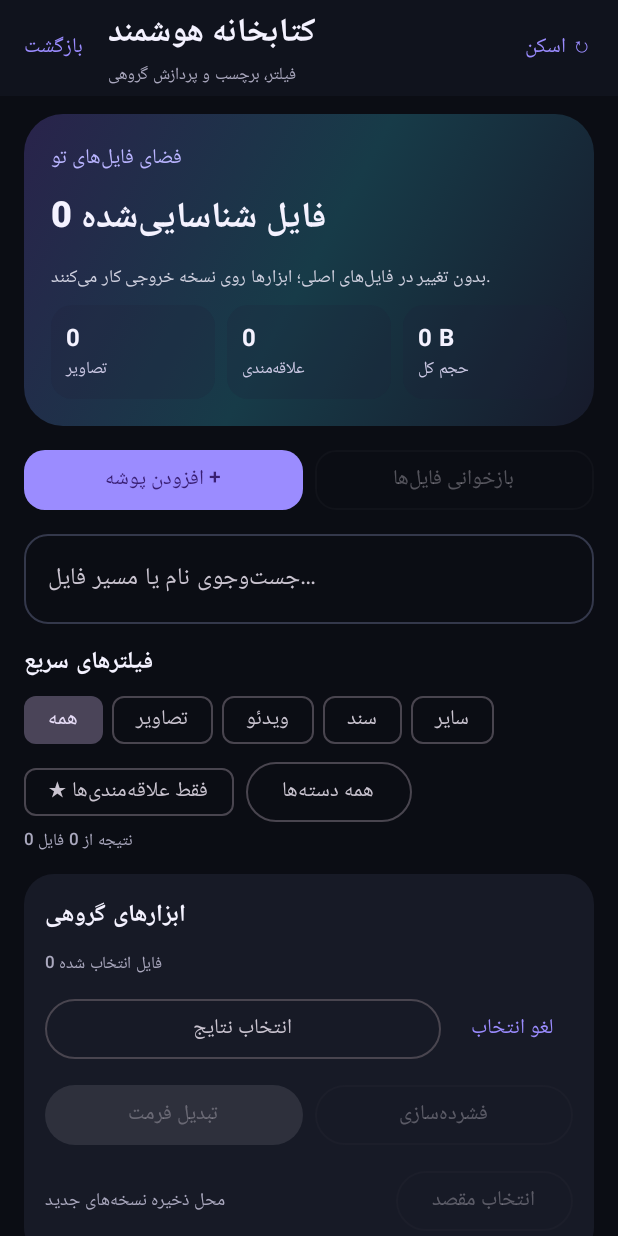
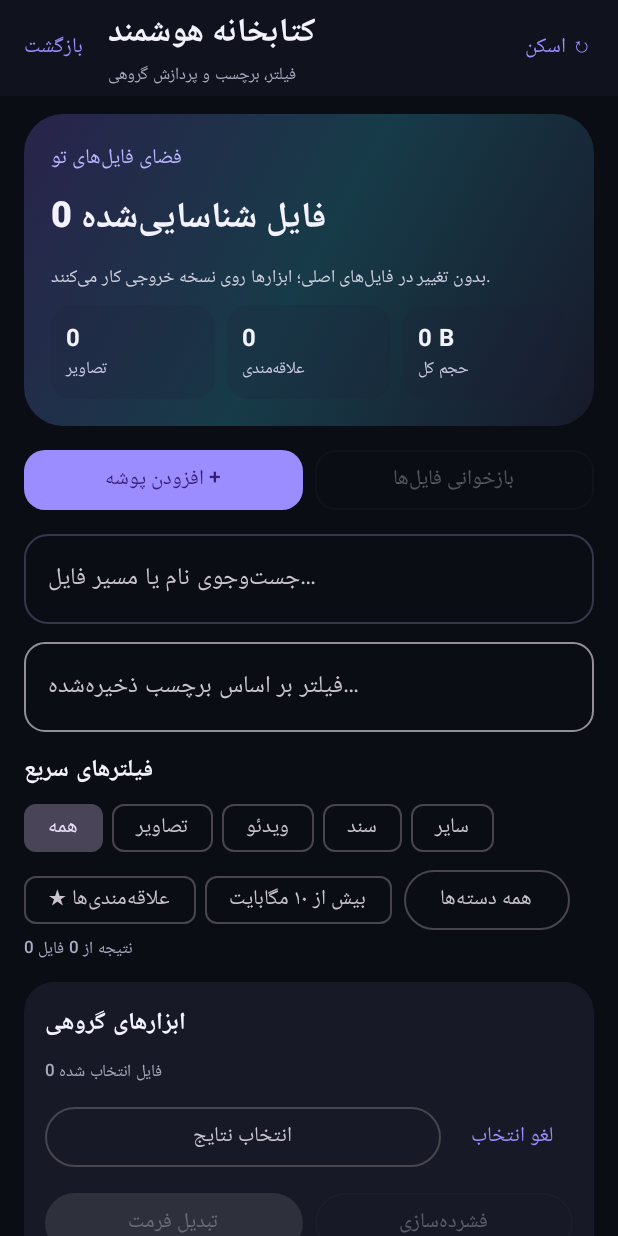
Before and after one commit to Ahmadreza82m/chatgptmulti, an Android app built with Jetpack Compose: the LibraryToolsActivity screen opened directly, with no data from a screen before it, on a phone screen of 412 x 824 dp. Run offline under Robolectric (Android 15) with nearby library versions, the phone set to English and light mode, and no system bars.

Commit message:
feat(photoflow): extend smart library with tag and large-file filters

```diff
--- a/photoflow-android/app/src/main/java/com/ahmadreza/photoflow/LibraryToolsActivity.kt
+++ b/photoflow-android/app/src/main/java/com/ahmadreza/photoflow/LibraryToolsActivity.kt
@@ -159,6 +159,8 @@ private fun LibraryToolsScreen(onBack: () -> Unit) {
     var favoriteKeys by remember { mutableStateOf(prefs.getStringSet("library_favorites", emptySet()).orEmpty()) }
     var categories by remember { mutableStateOf(prefs.getStringSet("library_categories", setOf("بدون دسته")).orEmpty().toList().sorted()) }
     var search by remember { mutableStateOf("") }
+    var tagSearch by remember { mutableStateOf("") }
+    var largeFilesOnly by remember { mutableStateOf(false) }
     var kind by remember { mutableStateOf(LibraryKind.ALL) }
     var favoritesOnly by remember { mutableStateOf(false) }
     var categoryFilter by remember { mutableStateOf("همه دسته‌ها") }
@@ -206,7 +208,9 @@ private fun LibraryToolsScreen(onBack: () -> Unit) {
             LibraryKind.OTHER -> !(file.mime.startsWith("image/") || file.mime.startsWith("video/") || file.mime.contains("pdf") || file.mime.contains("document") || file.mime.contains("text"))
         }
         val categoryMatches = categoryFilter == "همه دسته‌ها" || prefs.getString("category:${encodeKey(file.key)}", "بدون دسته") == categoryFilter
-        typeMatches && categoryMatches && (!favoritesOnly || file.key in favoriteKeys) &&
+        val tags = prefs.getStringSet("tags:${encodeKey(file.key)}", emptySet()).orEmpty()
+        val tagMatches = tagSearch.isBlank() || tags.any { it.contains(tagSearch, true) }
+        typeMatches && categoryMatches && tagMatches && (!largeFilesOnly || file.size >= 10L * 1024L * 1024L) && (!favoritesOnly || file.key in favoriteKeys) &&
             (search.isBlank() || file.name.contains(search, true) || file.path.contains(search, true))
     }
     val imageFiles = files.filter { it.mime.startsWith("image/") }
@@ -265,6 +269,10 @@ private fun LibraryToolsScreen(onBack: () -> Unit) {
                         colors = OutlinedTextFieldDefaults.colors(focusedBorderColor = Color(0xFF9B8CFF), unfocusedBorderColor = Color(0xFF34384B)))
                 }
                 item {
+                    OutlinedTextField(value = tagSearch, onValueChange = { tagSearch = it }, modifier = Modifier.fillMaxWidth(),
+                        placeholder = { Text("فیلتر بر اساس برچسب ذخیره‌شده…") }, singleLine = true, shape = RoundedCornerShape(14.dp))
+                }
+                item {
                     Text("فیلترهای سریع", fontWeight = FontWeight.Bold)
                     Row(horizontalArrangement = Arrangement.spacedBy(6.dp), modifier = Modifier.fillMaxWidth()) {
                         LibraryKind.values().forEach { item ->
@@ -272,7 +280,9 @@ private fun LibraryToolsScreen(onBack: () -> Unit) {
                         }
                     }
                     Row(verticalAlignment = Alignment.CenterVertically) {
-                        FilterChip(selected = favoritesOnly, onClick = { favoritesOnly = !favoritesOnly }, label = { Text("★ فقط علاقه‌مندی‌ها") })
+                        FilterChip(selected = favoritesOnly, onClick = { favoritesOnly = !favoritesOnly }, label = { Text("★ علاقه‌مندی‌ها") })
+                        Spacer(Modifier.width(6.dp))
+                        FilterChip(selected = largeFilesOnly, onClick = { largeFilesOnly = !largeFilesOnly }, label = { Text("بیش از ۱۰ مگابایت") })
                         Spacer(Modifier.width(8.dp))
                         var catExpanded by remember { mutableStateOf(false) }
                         Box {
```
